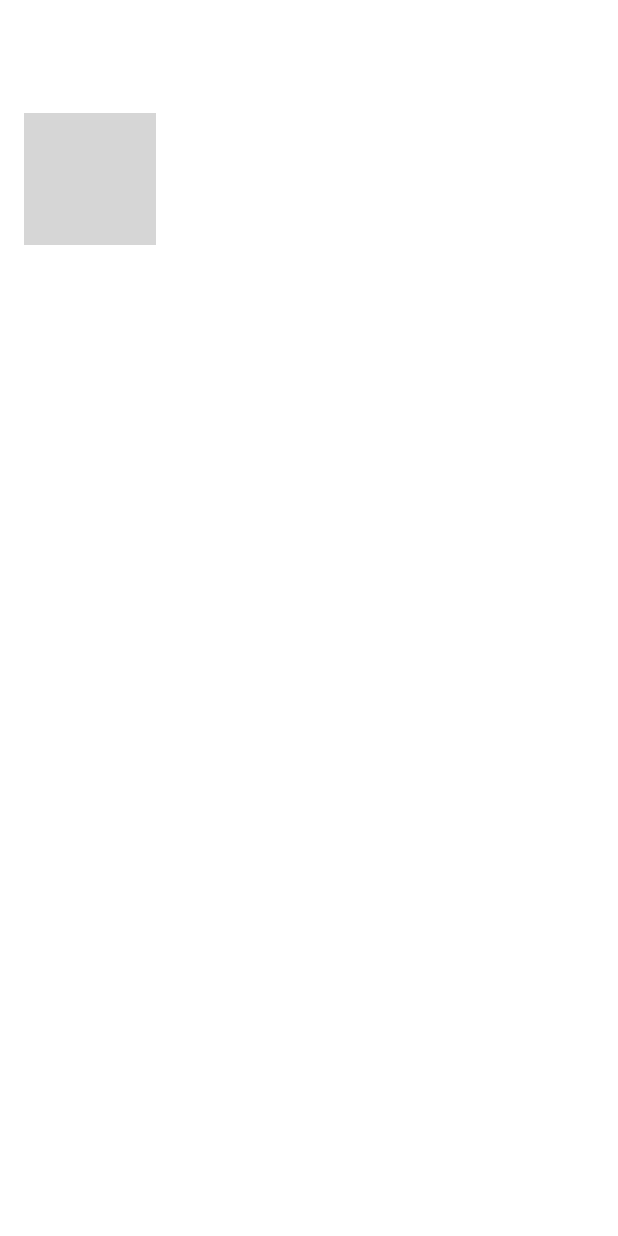
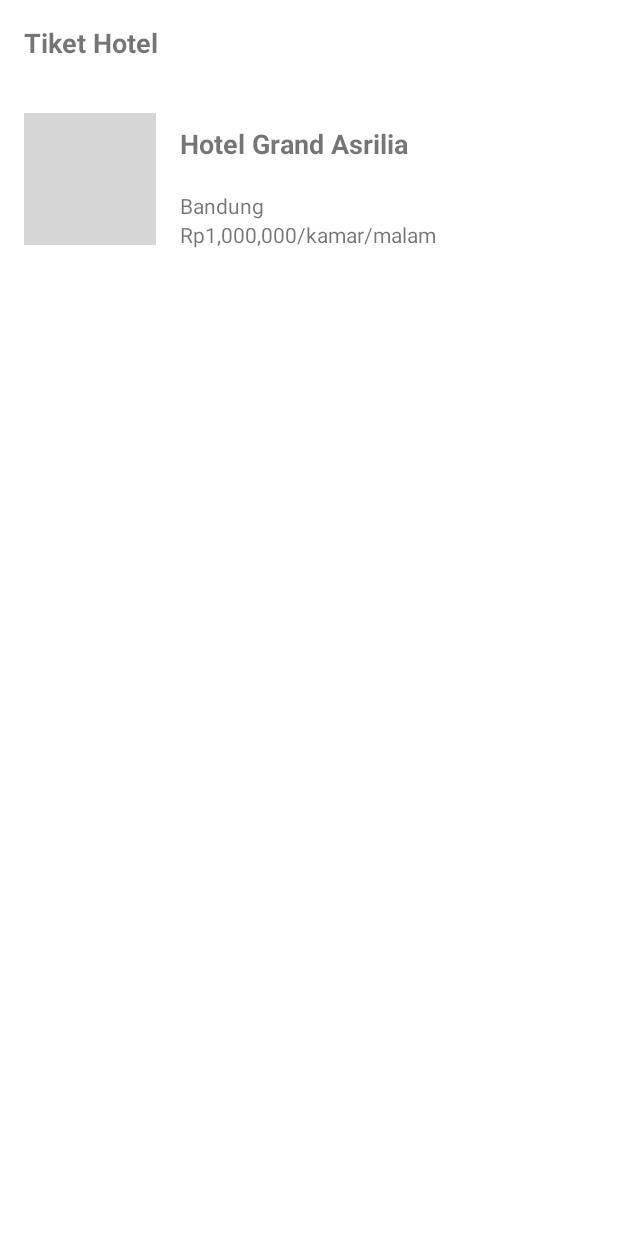
Before and after one commit to NaufalRafif25/STravelR2N, an Android app: the HomeHotelFragment screen opened through its navigation route, on a phone screen of 412 x 824 dp. Run offline under Robolectric (Android 15) with nearby library versions, the phone set to English and light mode, and no system bars; our stand-ins replace navigation-ui; grey boxes are pictures that could not be loaded.

```diff
--- a/app/src/main/res/layout/activity_main.xml
+++ b/app/src/main/res/layout/activity_main.xml
@@ -10,4 +10,5 @@
     app:defaultNavHost="true"
     app:navGraph="@navigation/navigation"
     tools:context=".MainActivity"
-    tools:viewBindingIgnore="true" />
+    tools:viewBindingIgnore="true"
+    tools:listitem="@layout/fragment_home_hotel"/>
--- a/app/src/main/res/layout/fragment_home_hotel.xml
+++ b/app/src/main/res/layout/fragment_home_hotel.xml
@@ -3,10 +3,18 @@
     xmlns:android="http://schemas.android.com/apk/res/android"
     xmlns:app="http://schemas.android.com/apk/res-auto"
     xmlns:tools="http://schemas.android.com/tools"
+    android:id="@+id/recyclerView"
     app:layoutManager="androidx.recyclerview.widget.LinearLayoutManager"
     android:layout_width="match_parent"
     android:layout_height="wrap_content"
     tools:listitem="@layout/fragment_home_hotel">
+
+<!--    <androidx.constraintlayout.widget.ConstraintLayout-->
+<!--        xmlns:android="http://schemas.android.com/apk/res/android"-->
+<!--        xmlns:app="http://schemas.android.com/apk/res-auto"-->
+<!--        xmlns:tools="http://schemas.android.com/tools"-->
+<!--        android:layout_width="match_parent"-->
+<!--        android:layout_height="wrap_content">-->
 
     <TextView
         android:id="@+id/judul"
@@ -18,7 +26,7 @@
         android:textStyle="bold"
         app:layout_constraintStart_toStartOf="parent"
         app:layout_constraintTop_toTopOf="parent"
-        tools:text="Tiket Hotel" />
+        android:text="Tiket Hotel" />
 
     <ImageView
         android:id="@+id/imageView"
@@ -41,7 +49,7 @@
         android:textStyle="bold"
         app:layout_constraintStart_toEndOf="@+id/imageView"
         app:layout_constraintTop_toTopOf="@id/imageView"
-        tools:text="Hotel Grand Asrilia" />
+        android:text="Hotel Grand Asrilia" />
 
     <TextView
         android:id="@+id/lokasiHotel"
@@ -52,7 +60,7 @@
         app:layout_constraintBottom_toBottomOf="parent"
         app:layout_constraintStart_toStartOf="@+id/namaHotel"
         app:layout_constraintTop_toBottomOf="@+id/namaHotel"
-        tools:text="Bandung" />
+        android:text="Bandung" />
 
     <TextView
         android:id="@+id/hargaHotel"
@@ -63,7 +71,10 @@
         app:layout_constraintBottom_toBottomOf="parent"
         app:layout_constraintStart_toStartOf="@+id/lokasiHotel"
         app:layout_constraintTop_toBottomOf="@+id/lokasiHotel"
-        tools:text="Rp1,000,000/kamar/malam" />
+        android:text="Rp1,000,000/kamar/malam" />
+
+    </androidx.constraintlayout.widget.ConstraintLayout>
+<!--</androidx.recyclerview.widget.RecyclerView>-->
 
 
 <!--    <TextView-->
@@ -139,5 +150,3 @@
 <!--        android:text="Rp3,000,000/malam"-->
 <!--        app:layout_constraintStart_toEndOf="@id/textHargaHotel"-->
 <!--        app:layout_constraintTop_toTopOf="@id/textHargaHotel" />-->
-
-</androidx.constraintlayout.widget.ConstraintLayout>
```
Also changed, not shown: app/src/main/java/org/d3if4062/stravel/ui/HomeHotelFragment.kt (+7 -0 lines).
